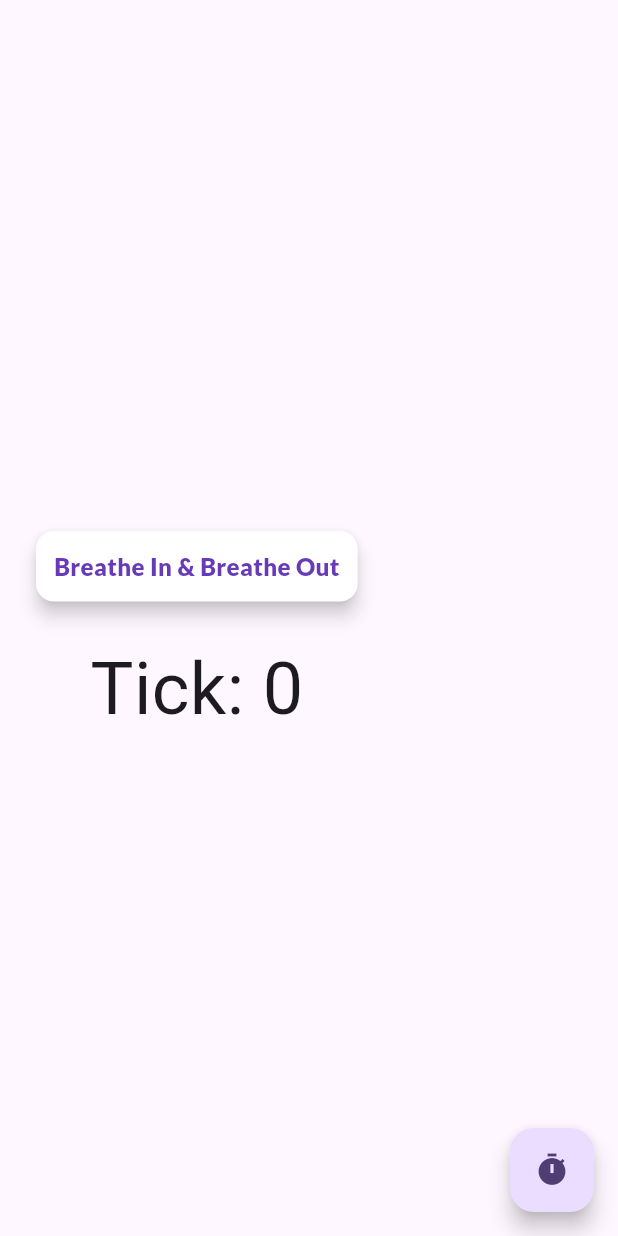
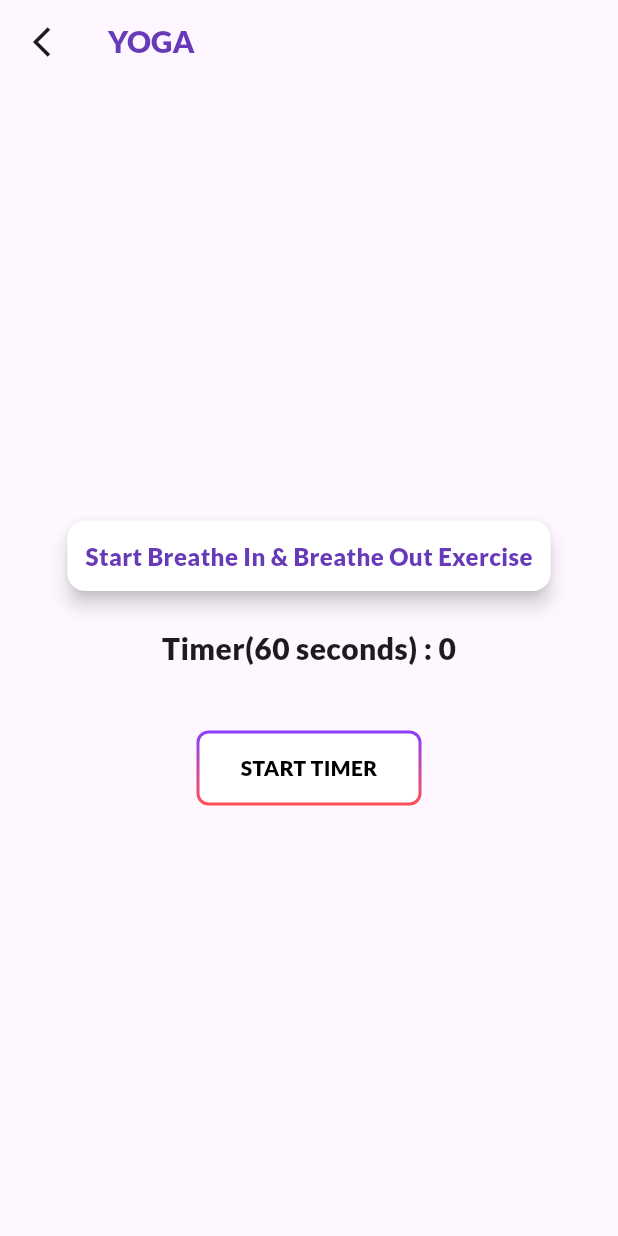
Before and after one commit to kuppireddigariswetha/WeCare, a Flutter app: the YogaScreen screen opened directly, on a phone screen of 412 x 824 dp. Run offline on Flutter 3.47's test engine with Material 3 defaults, Android fonts, the phone set to English and light mode, and no system bars; our stand-ins replace flutter_svg, hive, hive_flutter, image_picker, shared_preferences; accounts and stored records are empty.

Commit message:
Third Commit - Swetha : Yoga Timer and Sharing Updates

```diff
--- a/lib/authentication/view/widgets/sharing_experience.dart
+++ b/lib/authentication/view/widgets/sharing_experience.dart
@@ -51,7 +51,10 @@ class _SharingExperienceState extends State<SharingExperience> {
       context: context,
       builder: (BuildContext bc) {
         return StatefulBuilder(builder: (context,state){
-          return Container(
+          return Padding(
+            padding: EdgeInsets.only(bottom: MediaQuery.of(context).viewInsets.bottom),
+            child: SingleChildScrollView(
+              child: Container(
                 padding: EdgeInsets.all(20.0),
                 child: Form(
                   key: _formKey,
@@ -102,6 +105,7 @@ class _SharingExperienceState extends State<SharingExperience> {
                           ),
                           InkWell(
                               onTap: () async{
+                                FocusScope.of(context).requestFocus(FocusNode());
                                 final XFile? image = await _picker.pickImage(source: ImageSource.gallery);
                                 List<int> imageBytes = await image!.readAsBytes();
                                 imageUint8List = Uint8List.fromList(imageBytes);
@@ -183,6 +187,8 @@ class _SharingExperienceState extends State<SharingExperience> {
                     ],
                   ),
                 ),
+              ),
+            ),
           );
 
         });
@@ -205,7 +211,6 @@ class _SharingExperienceState extends State<SharingExperience> {
           child: Column(
             crossAxisAlignment: CrossAxisAlignment.start,
             children: [
-              SizedBox(height: 10),
               Padding(
                 padding: const EdgeInsets.all(20.0),
                 child: Row(
--- a/lib/wellness/view/screens/yoga_screen.dart
+++ b/lib/wellness/view/screens/yoga_screen.dart
@@ -12,15 +12,21 @@ class _YogaScreenState extends State<YogaScreen> {
   Timer? _periodicTimer;
   int _tickCount = 0;
   int _stopCount = 60;
+  bool setTimer = false;
 
   void _startPeriodicTimer() {
+    print('Printing 12');
     const oneSecond = Duration(seconds: 1);
     _periodicTimer = Timer.periodic(oneSecond, (Timer timer) {
       setState(() {
         if(_tickCount == _stopCount){
+          print('Printing 12');
           _periodicTimer?.cancel();
         }else{
+          print('Printing 12');
+            print('Printing 14');
             _tickCount++;
+
         }
       });
     });
@@ -34,33 +40,86 @@ class _YogaScreenState extends State<YogaScreen> {
   @override
   Widget build(BuildContext context) {
     return Scaffold(
+      appBar: AppBar(
+        leading: InkWell(
+          onTap: (){
+            Navigator.pop(context);
+          },
+            child: Icon(Icons.arrow_back_ios_outlined)),
+        title: Text('YOGA',style: TextStyle(fontWeight: FontWeight.w900,fontFamily: 'Lato',fontSize: 20,color: Colors.deepPurple),),
+      ),
       body: SafeArea(
         child: Column(
           mainAxisAlignment: MainAxisAlignment.center,
           children: [
             Padding(
               padding: const EdgeInsets.all(20.0),
+              child: Center(
                 child: Card(
                   color: Colors.white,
                   elevation: 5,
                   shadowColor: Colors.black87,
                   child: Padding(
                     padding: const EdgeInsets.all(12.0),
-                  child: Text('Breathe In & Breathe Out',style: TextStyle(color: Colors.deepPurple, fontFamily: 'Lato',fontSize: 16,fontWeight: FontWeight.w800),),
+                    child: Text('Start Breathe In & Breathe Out Exercise',style: TextStyle(color: Colors.deepPurple, fontFamily: 'Lato',fontSize: 16,fontWeight: FontWeight.w800),),
+                  ),
                 ),
               ),
             ),
             Text(
-              'Tick: $_tickCount',
-              style: TextStyle(fontSize: 48),
+              'Timer(60 seconds) : $_tickCount',
+              style: TextStyle(fontSize: 20,fontFamily: 'Lato',fontWeight: FontWeight.w900),
             ),
+            SizedBox(height: 20,),
+            Padding(
+              padding: const EdgeInsets.all(20.0),
+              child: Container(
+                width: 150,
+                height: 50,
+                alignment: Alignment.center,
+                padding: EdgeInsets.symmetric(horizontal: 2.0, vertical: 2),
+                decoration: BoxDecoration(
+                    borderRadius:
+                    const BorderRadius.all(Radius.circular(8)),
+                    gradient: LinearGradient(
+                        begin: Alignment.topCenter,
+                        end: Alignment.bottomCenter,
+                        colors: [
+                          Color(0xFF8A3FFC),
+                          setTimer == true?Colors.grey:Colors.redAccent,
+                        ])),
+                child: InkWell(
+                  onTap: (){
+                    print('Printing 11');
+                      print('Printing 17');
+                      _tickCount == 0;
+                      // setState(() {
+                      //   setTimer == true;
+                      // });
+                      _startPeriodicTimer();
+
+                  },
+                  child: Container(
+                    decoration: const BoxDecoration(
+                      borderRadius: BorderRadius.all(Radius.circular(6)),
+                      color: Colors.white,
+                    ),
+                    alignment: Alignment.center,
+                    child: Text(
+                        'START TIMER',
+                        style: TextStyle(
+                            color: Colors.black,
+                            fontSize: 14,
+                            fontWeight: FontWeight.w900,
+                            fontFamily: 'Lato'
+                        )
+                    ),
+                  ),
+                ),
+              ),
+            )
           ],
         ),
-      ),
-        floatingActionButton: FloatingActionButton(
-          onPressed: _startPeriodicTimer,
-          tooltip: 'Start Periodic Timer',
-          child: Icon(Icons.timer),
       ),
     );
   }
```
Also changed, not shown: 1 other file. Lines whose indentation alone changed are shown as unchanged.
